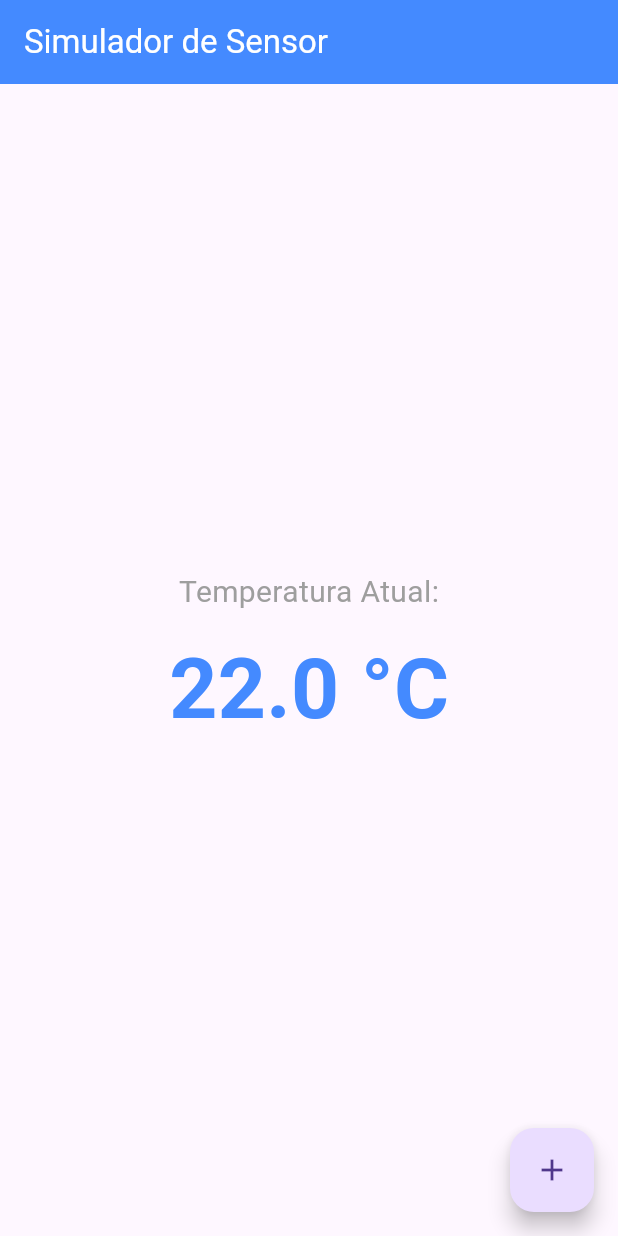
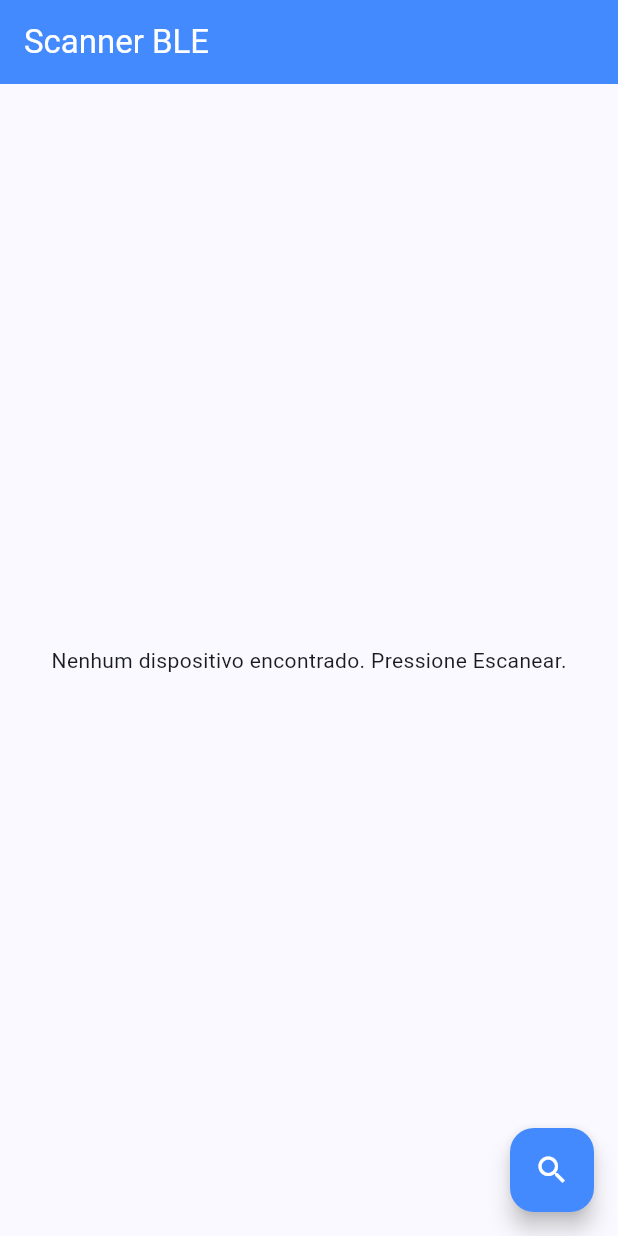
Before and after one commit to EduardoFiorentin/monitoramento_ambiental_ESP32_BLE, a Flutter app: the screen it shows after launch, on a phone screen of 412 x 824 dp. Run offline on Flutter 3.47's test engine with Material 3 defaults, Android fonts, the phone set to English and light mode, and no system bars; our stand-ins replace flutter_blue_plus.

Commit message:
add: initial conection and dashboards screens

```diff
--- a/apk/lib/main.dart
+++ b/apk/lib/main.dart
@@ -1,77 +1,24 @@
 import 'package:flutter/material.dart';
+import 'screens/connection_screen.dart';
 
 void main() {
-  runApp(const MeuApp());
+  runApp(const TermometroApp());
 }
 
-// 1. O Ponto de Entrada (Estático)
-class MeuApp extends StatelessWidget {
-  const MeuApp({super.key});
+class TermometroApp extends StatelessWidget {
+  const TermometroApp({super.key});
 
   @override
   Widget build(BuildContext context) {
-    return const MaterialApp(
-      debugShowCheckedModeBanner: false,
-      home: TelaTemperatura(), // Chama a nossa tela principal
+    return MaterialApp(
+      title: 'Monitor BLE',
+      debugShowCheckedModeBanner: false, // Remove a faixa de "DEBUG" do canto da tela
+      theme: ThemeData(
+        colorScheme: ColorScheme.fromSeed(seedColor: Colors.blueAccent),
+        useMaterial3: true,
+      ),
+      // Diz ao app que a primeira tela a carregar é o Scanner
+      home: const ConnectionScreen(),
     );
   }
 }
-
-// 2. A Tela (Dinâmica - Precisa mudar quando o valor do sensor mudar)
-class TelaTemperatura extends StatefulWidget {
-  const TelaTemperatura({super.key});
-
-  @override
-  State<TelaTemperatura> createState() => _TelaTemperaturaState();
-}
-
-// 3. A Lógica da Tela
-class _TelaTemperaturaState extends State<TelaTemperatura> {
-  // Nossa variável de estado
-  double temperatura = 22.0;
-
-  // Função que simula a chegada de um novo dado do sensor
-  void simularLeitura() {
-    // O setState é a mágica: ele avisa o Flutter para redesenhar a tela
-    setState(() {
-      temperatura += 1.5;
-    });
-  }
-
-  @override
-  Widget build(BuildContext context) {
-    // O Scaffold monta a estrutura básica do app
-    return Scaffold(
-      appBar: AppBar(
-        title: const Text('Simulador de Sensor'),
-        backgroundColor: Colors.blueAccent,
-        foregroundColor: Colors.white,
-      ),
-      body: Center( // Centraliza o conteúdo no meio da tela
-        child: Column( // Empilha os widgets verticalmente
-          mainAxisAlignment: MainAxisAlignment.center,
-          children: [
-            const Text(
-              'Temperatura Atual:',
-              style: TextStyle(fontSize: 20, color: Colors.grey),
-            ),
-            const SizedBox(height: 10), // Cria um espaço vazio
-            Text(
-              '${temperatura.toStringAsFixed(1)} °C',
-              style: const TextStyle(
-                fontSize: 56,
-                fontWeight: FontWeight.bold,
-                color: Colors.blueAccent,
-              ),
-            ),
-          ],
-        ),
-      ),
-      // Um botão flutuante no canto da tela
-      floatingActionButton: FloatingActionButton(
-        onPressed: simularLeitura, // Chama a função ao clicar
-        child: const Icon(Icons.add),
-      ),
-    );
-  }
-}
--- /dev/null
+++ b/apk/lib/screens/connection_screen.dart
@@ -0,0 +1,126 @@
+import 'package:flutter/material.dart';
+import 'package:flutter_blue_plus/flutter_blue_plus.dart';
+import 'dart:async';
+
+class ConnectionScreen extends StatefulWidget {
+  const ConnectionScreen({super.key});
+
+  @override
+  State<ConnectionScreen> createState() => _ConnectionScreenState();
+}
+
+class _ConnectionScreenState extends State<ConnectionScreen> {
+  // Lista que vai guardar os dispositivos encontrados
+  List<ScanResult> scanResults = [];
+  bool isScanning = false;
+  late StreamSubscription<List<ScanResult>> _scanResultsSubscription;
+  late StreamSubscription<bool> _isScanningSubscription;
+
+  // Substitua pelo nome exato que o seu ESP32 vai anunciar
+  final String targetDeviceName = "ESP32_SECURE_BLE_EDUARDO";
+
+  @override
+  void initState() {
+    super.initState();
+    // Nos "inscrevemos" para ouvir o resultado do scanner
+    _scanResultsSubscription = FlutterBluePlus.scanResults.listen((results) {
+      // Filtramos para mostrar apenas o dispositivo com o nome do trabalho
+      final filteredResults = results.where((r) => r.device.platformName == targetDeviceName).toList();
+      setState(() {
+        scanResults = filteredResults;
+      });
+    });
+
+    // Monitora se o scanner está rodando ou parado
+    _isScanningSubscription = FlutterBluePlus.isScanning.listen((state) {
+      setState(() {
+        isScanning = state;
+      });
+    });
+  }
+
+  @override
+  void dispose() {
+    // Sempre limpe os listeners quando a tela for fechada para não vazar memória
+    _scanResultsSubscription.cancel();
+    _isScanningSubscription.cancel();
+    super.dispose();
+  }
+
+  // Função que inicia a busca
+  void onScanPressed() async {
+    try {
+      await FlutterBluePlus.startScan(timeout: const Duration(seconds: 15));
+    } catch (e) {
+      debugPrint("Erro ao escanear: $e");
+    }
+  }
+
+  // Função para parar a busca
+  void onStopPressed() async {
+    try {
+      FlutterBluePlus.stopScan();
+    } catch (e) {
+      debugPrint("Erro ao parar: $e");
+    }
+  }
+
+  // Função de conexão com tratamento para o Passkey (MITM)
+  void onConnectPressed(BluetoothDevice device) async {
+    // Paramos de escanear ao tentar conectar
+    await FlutterBluePlus.stopScan();
+
+    try {
+      // O FlutterBluePlus lida nativamente com o pareamento de segurança.
+      // Quando chamamos o connect, o SO Android vai interceptar e exibir
+      // o pop-up pedindo os 6 dígitos se o ESP32 exigir MITM.
+      await device.connect(license: License.free, autoConnect: false);
+
+      ScaffoldMessenger.of(context).showSnackBar(
+        const SnackBar(content: Text('Conectado com sucesso!')),
+      );
+
+      // TODO: Navegar para o Painel de Monitoramento (Seção 2, 3 e 4)
+
+    } catch (e) {
+      ScaffoldMessenger.of(context).showSnackBar(
+        SnackBar(content: Text('Falha ao conectar: $e')),
+      );
+    }
+  }
+
+  @override
+  Widget build(BuildContext context) {
+    return Scaffold(
+      appBar: AppBar(
+        title: const Text('Scanner BLE'),
+        backgroundColor: Colors.blueAccent,
+        foregroundColor: Colors.white,
+      ),
+      body: scanResults.isEmpty
+          ? const Center(child: Text('Nenhum dispositivo encontrado. Pressione Escanear.'))
+          : ListView.builder(
+              itemCount: scanResults.length,
+              itemBuilder: (context, index) {
+                final result = scanResults[index];
+                return Card(
+                  margin: const EdgeInsets.all(8.0),
+                  child: ListTile(
+                    title: Text(result.device.platformName.isEmpty ? "Dispositivo Desconhecido" : result.device.platformName),
+                    subtitle: Text('MAC: ${result.device.remoteId} \nSinal (RSSI): ${result.rssi} dBm'),
+                    trailing: ElevatedButton(
+                      onPressed: () => onConnectPressed(result.device),
+                      child: const Text('CONECTAR'),
+                    ),
+                  ),
+                );
+              },
+            ),
+      floatingActionButton: FloatingActionButton(
+        onPressed: isScanning ? onStopPressed : onScanPressed,
+        backgroundColor: isScanning ? Colors.red : Colors.blueAccent,
+        child: Icon(isScanning ? Icons.stop : Icons.search, color: Colors.white),
+      ),
+    );
+  }
+}
```
Also changed, not shown: apk/lib/screens/dashboard_screen.dart (added, +60 -0 lines).
